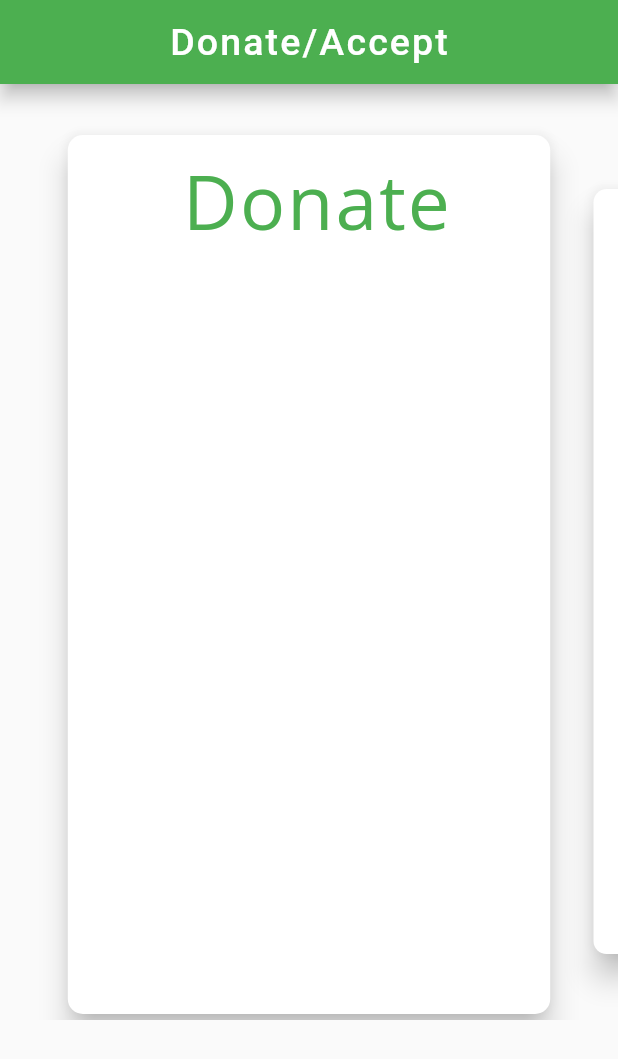
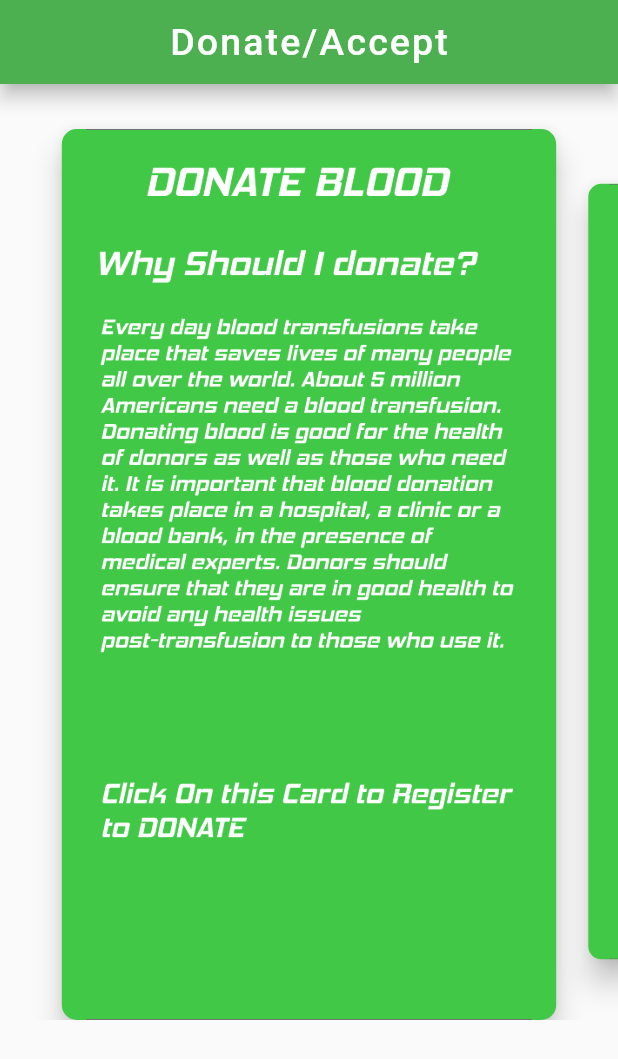
Before and after one commit to Ctrl-Alt-Eliiiteee/Elixir, a Flutter app: the Donate screen opened directly, on a phone screen of 412 x 824 dp. Shown: the top 1059 px of the screen. Run offline on Flutter 3.47's test engine with Material 2 defaults, Android fonts, the phone set to English and light mode, and no system bars; drawn by our look-alikes of carousel_slider; our stand-ins replace animated_bottom_navigation_bar, avatar_glow, cloud_firestore, eva_icons_flutter, firebase_auth, firebase_core and 16 more; missing offline and left inert: agora_rtc_engine, circular_reveal_animation, flutter_glow, flutter_ibm_watson, watson_assistant_v2; accounts and stored records are empty.

Commit message:
UI change

```diff
--- a/lib/Donate.dart
+++ b/lib/Donate.dart
@@ -2,12 +2,11 @@ import 'package:flutter/material.dart';
 import 'package:carousel_slider/carousel_slider.dart';
 import 'donateRegister.dart';
 import 'Accept.dart';
-
+import 'package:hexcolor/hexcolor.dart';
 /*
 donateRegister.dart - for Registering to donate
 Accept.dart - for Displaying the donors
 */
-
 
 class Donate extends StatefulWidget {
   @override
@@ -18,7 +17,11 @@ class _DonateState extends State<Donate> {
   @override
   Widget build(BuildContext context) {
     List cards = [
-      FlatButton(
+      RaisedButton(
+        splashColor: Colors.transparent,
+        highlightColor: Colors.transparent,
+        elevation: 8,
+        color: HexColor('#42C847'),
         onPressed: () {
           Navigator.push(
             context,
@@ -26,18 +29,19 @@ class _DonateState extends State<Donate> {
           );
         },
         child: Container(
-            padding: EdgeInsets.only(left: 10, top: 10),
-            height: MediaQuery.of(context).size.height-100,
-            width: MediaQuery.of(context).size.width - 100,
-            decoration: BoxDecoration(),
-            child: Align(
-              alignment: Alignment.topCenter,
-              child: Text("Donate",
-                  style: TextStyle(
-                      fontSize: 50, letterSpacing: 1.4, color: Colors.green)),
-            )),
+          decoration: BoxDecoration(
+              image: DecorationImage(
+                  image: AssetImage('assets/images/BloodDonate.png'),
+                  fit: BoxFit.cover)),
+        ),
+        shape: RoundedRectangleBorder(
+            borderRadius: BorderRadius.all(Radius.circular(10))),
       ),
-      FlatButton(
+      RaisedButton(
+        splashColor: Colors.transparent,
+        highlightColor: Colors.transparent,
+        elevation: 8,
+        color: HexColor('#42C847'),
         onPressed: () {
           Navigator.push(
             context,
@@ -45,16 +49,13 @@ class _DonateState extends State<Donate> {
           );
         },
         child: Container(
-            padding: EdgeInsets.only(left: 10, top: 10),
-            height: MediaQuery.of(context).size.height - 200,
-            width: MediaQuery.of(context).size.width - 100,
-            decoration: BoxDecoration(),
-            child: Align(
-              alignment: Alignment.topCenter,
-              child: Text("Accept",
-                  style: TextStyle(
-                      fontSize: 50, letterSpacing: 1.4, color: Colors.green)),
-            )),
+          decoration: BoxDecoration(
+              image: DecorationImage(
+                  image: AssetImage('assets/images/AcceptBlood.png'),
+                  fit: BoxFit.cover)),
+        ),
+        shape: RoundedRectangleBorder(
+            borderRadius: BorderRadius.all(Radius.circular(10))),
       ),
     ];
 
@@ -66,33 +67,23 @@ class _DonateState extends State<Donate> {
             style: TextStyle(fontSize: 25, letterSpacing: 1.4)),
         centerTitle: true,
       ),
-      body:Align(
+      body: Align(
         alignment: Alignment.topCenter,
         child: CarouselSlider(
           options: CarouselOptions(
               initialPage: 0,
-              height: MediaQuery.of(context).size.height-200,
+              height: MediaQuery.of(context).size.height - 200,
               enableInfiniteScroll: false,
               enlargeCenterPage: true,
               autoPlayCurve: Curves.bounceIn),
           items: cards.map((card) {
             return Builder(
               builder: (BuildContext context) {
-                return Container(
-                  height: MediaQuery.of(context).size.height,
-                  width: MediaQuery.of(context).size.width,
-                  child: Padding(
-                    padding: EdgeInsets.only(top: 30),
-                    child: Align(
-                      alignment: Alignment.topCenter,
-                      child: Card(
-                        elevation: 8,
-                        child: card,
-                        shape: RoundedRectangleBorder(
-                            borderRadius:
-                                BorderRadius.all(Radius.circular(10))),
-                      ),
-                    ),
+                return Padding(
+                  padding: EdgeInsets.only(top: 30),
+                  child: Align(
+                    alignment: Alignment.topCenter,
+                    child: card,
                   ),
                 );
               },
--- a/pubspec.yaml
+++ b/pubspec.yaml
@@ -164,3 +164,8 @@ flutter:
     - family: OverpassRegular
       fonts:
         - asset: assets/fonts/overpass_regular.otf
+    - family: Hemihead
+      fonts:
+        - asset: assets/fonts/hemi-head.ttf
+          weight: 500
+          style: italic
```
Also changed, not shown: lib/Assistant.dart (+21 -21 lines), assets/fonts/hemi-head.ttf (added), assets/images/AcceptBlood.png (added), assets/images/BloodDonate.png (added), 1 other file.
